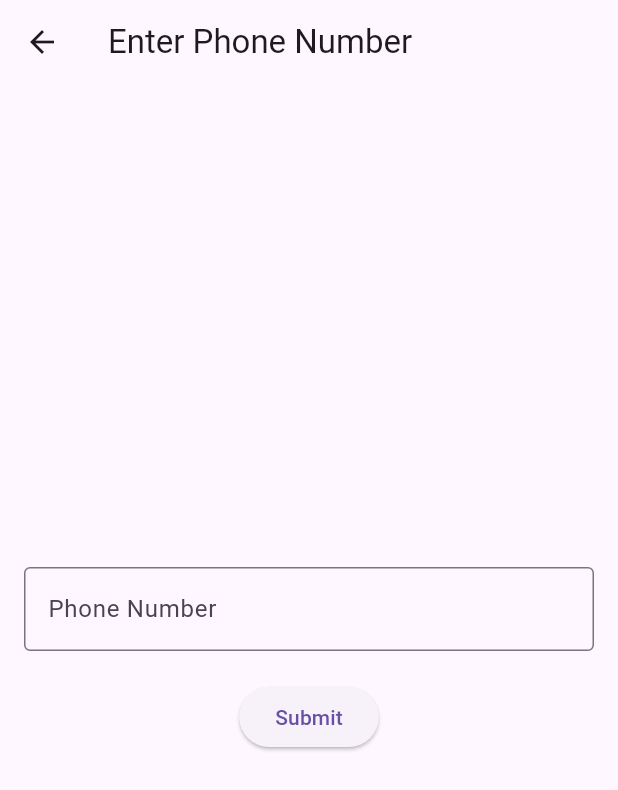
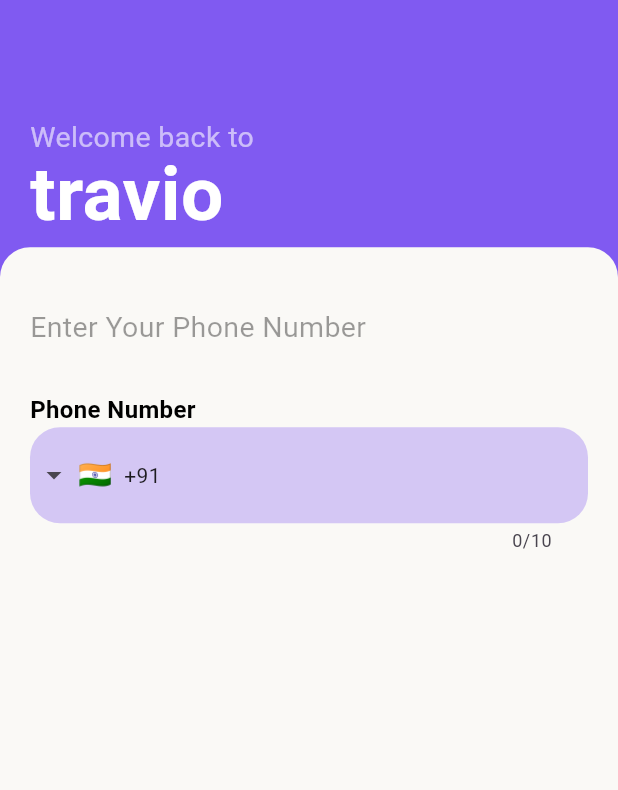
Before and after one commit to MuhammedShabeel001/Travio, a Flutter app: the EntryPage screen opened directly, after a tap on "Continue with Mobile Number", on a phone screen of 412 x 824 dp. Shown: the top 790 px of the screen. Run offline on Flutter 3.47's test engine with Material 3 defaults, Android fonts, the phone set to English and light mode, and no system bars; drawn by our look-alikes of intl_phone_field; our stand-ins replace draggable_home, firebase_auth, firebase_core, flutter_svg, google_sign_in, shared_preferences; missing offline and left inert: dot_curved_bottom_nav; accounts and stored records are empty.

Commit message:
PhoneNumberUi

```diff
--- a/lib/pages/entry_page.dart
+++ b/lib/pages/entry_page.dart
@@ -1,7 +1,8 @@
 import 'package:flutter/material.dart';
 import 'package:flutter_svg/flutter_svg.dart';
 import 'package:provider/provider.dart';
-import 'package:travio/pages/phone_number_login.dart';
+import 'package:travio/pages/phone%20number/number_page.dart';
+// import 'package:travio/pages/phone_number_login.dart';
 import 'package:travio/providers/auth_provider.dart';
 import 'package:travio/utils/theme.dart';
 
@@ -61,7 +62,7 @@
                 children: [
                   GestureDetector(
                     onTap: (){
-                      Navigator.push(context, MaterialPageRoute(builder: (context) => PhoneNumberScreen(),));
+                      Navigator.push(context, MaterialPageRoute(builder: (context) => NumberPage(),));
                     },
                     child: Container(
                       decoration: BoxDecoration(
--- /dev/null
+++ b/lib/pages/phone number/number_page.dart
@@ -0,0 +1,97 @@
+import 'package:flutter/material.dart';
+import 'package:intl_phone_field/intl_phone_field.dart';
+
+import 'package:travio/utils/theme.dart';
+
+class NumberPage extends StatelessWidget {
+  const NumberPage({super.key});
+
+  @override
+  Widget build(BuildContext context) {
+    return Scaffold(
+      backgroundColor: TTthemeClass().ttThird,
+      body: Column(
+        mainAxisAlignment: MainAxisAlignment.end,
+        children: [
+          Flexible(
+              flex: 1,
+              child: Container(
+                padding:
+                    const EdgeInsets.symmetric(vertical: 10, horizontal: 20),
+                width: double.infinity,
+                child: const Column(
+                  mainAxisAlignment: MainAxisAlignment.end,
+                  crossAxisAlignment: CrossAxisAlignment.start,
+                  children: [
+                    Text(
+                      'Welcome back to',
+                      style: TextStyle(
+                        fontSize: 19,
+                        color: Color.fromARGB(153, 255, 255, 255),
+                      ),
+                    ),
+                    Text(
+                      'travio',
+                      style: TextStyle(
+                          fontSize: 50,
+                          fontWeight: FontWeight.bold,
+                          color: Colors.white,
+                          height: 1),
+                    )
+                  ],
+                ),
+              )),
+          Flexible(
+              flex: 4,
+              child: Container(
+                padding:
+                    const EdgeInsets.symmetric(vertical: 40, horizontal: 20),
+                decoration: BoxDecoration(
+                    color: TTthemeClass().ttLightPrimary,
+                    borderRadius: const BorderRadius.only(
+                      topLeft: Radius.circular(20),
+                      topRight: Radius.circular(20),
+                    )),
+                width: double.infinity,
+                child: Column(
+                  crossAxisAlignment: CrossAxisAlignment.start,
+                  children: [
+                    const Text(
+                      'Enter Your Phone Number',
+                      style: TextStyle(
+                          fontSize: 19, color: Color.fromARGB(99, 0, 0, 0)),
+                    ),
+                    const SizedBox(
+                      height: 30,
+                    ),
+                    const Text(
+                      'Phone Number',
+                      style: TextStyle(
+                          fontSize: 16,
+                          fontWeight: FontWeight.bold,
+                          color: Color.fromARGB(255, 0, 0, 0)),
+                    ),
+                    IntlPhoneField(
+                      initialCountryCode: 'IN',
+                      decoration: InputDecoration(
+                        fillColor: TTthemeClass().ttThirdOpacity,
+                        filled: true,
+                        border: OutlineInputBorder(
+                          borderRadius: BorderRadius.circular(20.0),
+                          borderSide: BorderSide.none,
+                        ),
+                        contentPadding: const EdgeInsets.symmetric(
+                            vertical: 20.0, horizontal: 20.0),
+                      ),
+                      onChanged: (phone) {},
+                    )
+                  ],
+                ),
+              )),
+        ],
+      ),
+
+
+    );
+  }
+}
--- a/lib/pages/phone_number_login.dart
+++ /dev/null
@@ -1,62 +0,0 @@
-
-
-import 'dart:developer';
-
-import 'package:firebase_auth/firebase_auth.dart';
-import 'package:firebase_core/firebase_core.dart';
-import 'package:flutter/material.dart';
-import 'package:travio/pages/otp_page.dart';
-
-class PhoneNumberScreen extends StatelessWidget {
-  final TextEditingController _phoneController = TextEditingController();
-
-  @override
-  Widget build(BuildContext context) {
-    return Scaffold(
-      appBar: AppBar(
-        title: Text('Enter Phone Number'),
-      ),
-      body: Padding(
-        padding: const EdgeInsets.all(16.0),
-        child: Column(
-          mainAxisAlignment: MainAxisAlignment.center,
-          children: [
-            TextField(
-              controller: _phoneController,
-              keyboardType: TextInputType.phone,
-              decoration: InputDecoration(
-                labelText: 'Phone Number',
-                border: OutlineInputBorder(),
-              ),
-            ),
-            SizedBox(height: 20),
-            ElevatedButton(
-              onPressed: () {
-                FirebaseAuth.instance.verifyPhoneNumber(
-                  phoneNumber: _phoneController.text,
-                  verificationCompleted: (phoneAuthCredential) {
-
-                  },
-                  verificationFailed: (error) {
-                    log(error.toString());
-                  },
-                  codeSent: (verificationId, forceResendingToken) {
-                    Navigator.push(
-                  context,
-                  MaterialPageRoute(builder: (context) => OtpScreen(verificationId: verificationId,)),
-                );
-                  },
-                  codeAutoRetrievalTimeout: (verificationId) {
-                    log('Auto retrieval Timeout');
-                  },);
-                // Handle phone number submission logic
-
-              },
-              child: Text('Submit'),
-            ),
-          ],
-        ),
-      ),
-    );
-  }
-}
--- a/lib/pages/profile_page.dart
+++ b/lib/pages/profile_page.dart
@@ -91,7 +91,7 @@
                   ),
                   ListTile(
                     onTap: () {
-                      Provider.of<AuthProvider>(context, listen: false).signOut();
+                      Provider.of<AuthProvider>(context, listen: false).signOut(context);
                     },
                     leading: Icon(Icons.logout, color: TTthemeClass().ttLightText),
                     title: Text('Log out', style: TextStyle(fontSize: 18, fontWeight: FontWeight.w500, color: TTthemeClass().ttLightText)),
--- a/lib/providers/auth_provider.dart
+++ b/lib/providers/auth_provider.dart
@@ -1,17 +1,43 @@
+import 'dart:async';
+import 'package:firebase_auth/firebase_auth.dart';
 import 'package:flutter/material.dart';
-import 'package:firebase_auth/firebase_auth.dart';
 import 'package:google_sign_in/google_sign_in.dart';
+import 'package:shared_preferences/shared_preferences.dart';
 
 class AuthProvider extends ChangeNotifier {
   final FirebaseAuth _auth = FirebaseAuth.instance;
   final GoogleSignIn _googleSignIn = GoogleSignIn();
-  User? user;
+  late SharedPreferences _prefs;
+  User? _user;
 
   AuthProvider() {
-    _auth.authStateChanges().listen((User? event) {
-      user = event;
+    _initPrefs();
+    _auth.authStateChanges().listen((User? user) {
+      _user = user;
+      _saveLoginState(user != null);
       notifyListeners();
     });
+  }
+
+  Future<void> _initPrefs() async {
+    _prefs = await SharedPreferences.getInstance();
+  }
+
+  User? get user => _user;
+
+  bool get isLoggedIn => _user != null;
+
+  Future<void> _saveLoginState(bool isLoggedIn) async {
+    await _prefs.setBool('isLoggedIn', isLoggedIn);
+  }
+
+  Future<bool> checkLoginState() async {
+    bool isLoggedIn = _prefs.getBool('isLoggedIn') ?? false;
+    if (isLoggedIn) {
+      _user = _auth.currentUser;
+      notifyListeners();
+    }
+    return isLoggedIn;
   }
 
   Future<void> signInWithGoogle(BuildContext context) async {
@@ -19,14 +45,12 @@
       final GoogleSignInAccount? googleUser = await _googleSignIn.signIn();
       if (googleUser != null) {
         final GoogleSignInAuthentication googleAuth = await googleUser.authentication;
-
         final OAuthCredential credential = GoogleAuthProvider.credential(
           accessToken: googleAuth.accessToken,
           idToken: googleAuth.idToken,
         );
-
         final UserCredential userCredential = await _auth.signInWithCredential(credential);
-        user = userCredential.user;
+        _user = userCredential.user;
       }
     } catch (e) {
       debugPrint('Sign in with Google failed: $e');
@@ -38,25 +62,55 @@
     }
   }
 
-  Future<void> signOut() async {
+  Future<void> signInWithPhoneNumber(BuildContext context, String phoneNumber) async {
     try {
-      // Sign out from Firebase, which will handle all providers including phone authentication
+      await _auth.verifyPhoneNumber(
+        phoneNumber: phoneNumber,
+        verificationCompleted: (PhoneAuthCredential credential) async {
+          final UserCredential userCredential = await _auth.signInWithCredential(credential);
+          _user = userCredential.user;
+        },
+        verificationFailed: (FirebaseAuthException e) {
+          debugPrint('Phone number verification failed: $e');
+          ScaffoldMessenger.of(context).showSnackBar(
+            SnackBar(
+              content: Text('Phone number verification failed. Please try again.'),
+            ),
+          );
+        },
+        codeSent: (String verificationId, int? resendToken) {
+          // Navigate to OTP screen with verification ID
+          Navigator.pushNamed(context, '/otp', arguments: verificationId);
+        },
+        codeAutoRetrievalTimeout: (String verificationId) {
+          // Handle timeout
+          debugPrint('Phone number verification timed out');
+        },
+      );
+    } catch (e) {
+      debugPrint('Sign in with phone number failed: $e');
+      ScaffoldMessenger.of(context).showSnackBar(
+        SnackBar(
+          content: Text('Sign in with phone number failed. Please try again.'),
+        ),
+      );
+    }
+  }
+
+  Future<void> signOut(BuildContext context) async {
+    try {
       await _auth.signOut();
-
-      // Sign out from Google
       await _googleSignIn.signOut();
-
-      // Set the user to null and notify listeners
-      user = null;
+      _user = null;
+      await _prefs.setBool('isLoggedIn', false);
       notifyListeners();
     } catch (e) {
       debugPrint('Sign out failed: $e');
-      // Show a message to the user if sign-out fails
-      // ScaffoldMessenger.of(context).showSnackBar(
-      //   SnackBar(
-      //     content: Text('Sign out failed. Please try again.'),
-      //   ),
-      // );
+      ScaffoldMessenger.of(context).showSnackBar(
+        SnackBar(
+          content: Text('Sign out failed. Please try again.'),
+        ),
+      );
     }
   }
 }
--- a/lib/utils/theme.dart
+++ b/lib/utils/theme.dart
@@ -11,6 +11,9 @@
 
   Color ttSecondary = const Color.fromRGBO(238, 233, 241, 1);
   Color ttThird = const Color.fromRGBO(128, 90, 241, 1);
+  Color ttThirdOpacity = Color.fromARGB(80, 128, 90, 241);
+
+
   Color ttButton = const Color.fromRGBO(128, 90, 241, 1);
   Color ttButtonText = const Color.fromRGBO(250, 249, 246, 1);
 
--- a/pubspec.yaml
+++ b/pubspec.yaml
@@ -29,6 +29,7 @@
 # versions available, run `flutter pub outdated`.
 dependencies:
   cupertino_icons: ^1.0.6
+  custom_text_form_field_plus: ^0.0.5
   dot_curved_bottom_nav: ^0.0.2
   draggable_home: ^1.0.5
   firebase_auth: ^5.1.0
@@ -38,6 +39,7 @@
     sdk: flutter
   flutter_svg: ^2.0.10+1
   google_sign_in: ^6.2.1
+  intl_phone_field: ^3.2.0
   provider: ^6.1.2
   shared_preferences: ^2.2.3
 
```
Also changed, not shown: lib/main.dart (+6 -25 lines), lib/pages/otp_page.dart (deleted, +0 -66 lines), lib/widgets/common/navbar.dart (+7 -7 lines), lib/firebase/firebase_options.dart (renamed from lib/firebase_options.dart), pubspec.lock, 6 other files.
